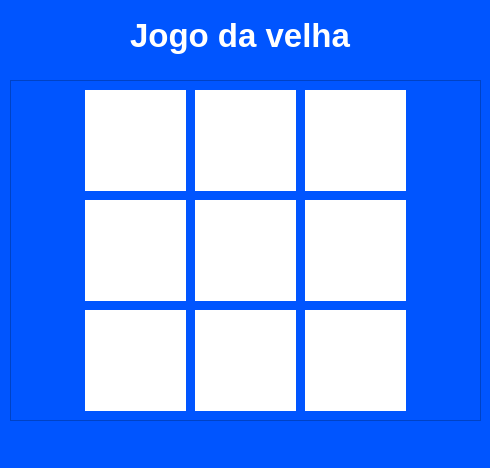
Old version of the form template.ui in the repository MuzNocci/Tic-Tac-Toe_PBL.
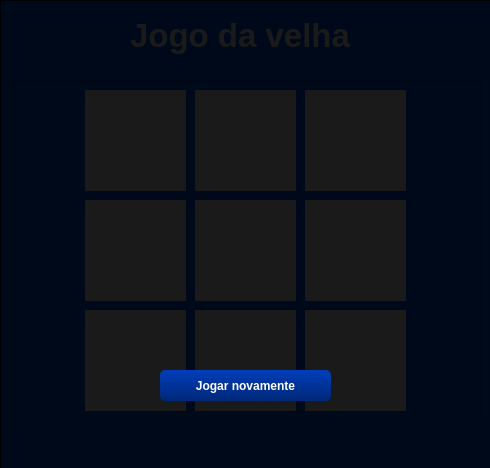
New version of the form.

```diff
--- a/template.ui
+++ b/template.ui
@@ -305,7 +305,7 @@
       </rect>
      </property>
      <property name="styleSheet">
-      <string notr="true">QPushButton{background-color:#FFFFFF; border:0px; font-size:72pt; font-weight:bold; text-align:center;color:#000000;line-height:101px;padding:20px;}</string>
+      <string notr="true">QPushButton{background-color:#FFFFFF; border:0px; font-size:72pt; font-weight:bold; text-align:center;color:#000000;line-height:101px;padding:10px;}</string>
      </property>
      <property name="text">
       <string/>
@@ -334,7 +334,7 @@
       <bool>false</bool>
      </property>
      <property name="styleSheet">
-      <string notr="true">QPushButton{background-color:#FFFFFF; border:0px; font-size:72pt; font-weight:bold; text-align:center;color:#000000;line-height:101px;padding:20px;}</string>
+      <string notr="true">QPushButton{background-color:#FFFFFF; border:0px; font-size:72pt; font-weight:bold; text-align:center;color:#000000;line-height:101px;padding:10px;}</string>
      </property>
      <property name="text">
       <string/>
@@ -350,7 +350,7 @@
       </rect>
      </property>
      <property name="styleSheet">
-      <string notr="true">QPushButton{background-color:#FFFFFF; border:0px; font-size:72pt; font-weight:bold; text-align:center;color:#000000;line-height:101px;padding:20px;}</string>
+      <string notr="true">QPushButton{background-color:#FFFFFF; border:0px; font-size:72pt; font-weight:bold; text-align:center;color:#000000;line-height:101px;padding:10px;}</string>
      </property>
      <property name="text">
       <string/>
@@ -379,7 +379,7 @@
       <bool>false</bool>
      </property>
      <property name="styleSheet">
-      <string notr="true">QPushButton{background-color:#FFFFFF; border:0px; font-size:72pt; font-weight:bold; text-align:center;color:#000000;line-height:101px;padding:20px;}</string>
+      <string notr="true">QPushButton{background-color:#FFFFFF; border:0px; font-size:72pt; font-weight:bold; text-align:center;color:#000000;line-height:101px;padding:10px;}</string>
      </property>
      <property name="text">
       <string/>
@@ -395,7 +395,7 @@
       </rect>
      </property>
      <property name="styleSheet">
-      <string notr="true">QPushButton{background-color:#FFFFFF; border:0px; font-size:72pt; font-weight:bold; text-align:center;color:#000000;line-height:101px;padding:20px;}</string>
+      <string notr="true">QPushButton{background-color:#FFFFFF; border:0px; font-size:72pt; font-weight:bold; text-align:center;color:#000000;line-height:101px;padding:10px;}</string>
      </property>
      <property name="text">
       <string/>
@@ -411,7 +411,7 @@
       </rect>
      </property>
      <property name="styleSheet">
-      <string notr="true">QPushButton{background-color:#FFFFFF; border:0px; font-size:72pt; font-weight:bold; text-align:center;color:#000000;line-height:101px;padding:20px;}</string>
+      <string notr="true">QPushButton{background-color:#FFFFFF; border:0px; font-size:72pt; font-weight:bold; text-align:center;color:#000000;line-height:101px;padding:10px;}</string>
      </property>
      <property name="text">
       <string/>
@@ -427,7 +427,7 @@
       </rect>
      </property>
      <property name="styleSheet">
-      <string notr="true">QPushButton{background-color:#FFFFFF; border:0px; font-size:72pt; font-weight:bold; text-align:center;color:#000000;line-height:101px;padding:20px;}</string>
+      <string notr="true">QPushButton{background-color:#FFFFFF; border:0px; font-size:72pt; font-weight:bold; text-align:center;color:#000000;line-height:101px;padding:10px;}</string>
      </property>
      <property name="text">
       <string/>
@@ -443,7 +443,7 @@
       </rect>
      </property>
      <property name="styleSheet">
-      <string notr="true">QPushButton{background-color:#FFFFFF; border:0px; font-size:72pt; font-weight:bold; text-align:center;color:#000000;line-height:101px;padding:20px;}</string>
+      <string notr="true">QPushButton{background-color:#FFFFFF; border:0px; font-size:72pt; font-weight:bold; text-align:center;color:#000000;line-height:101px;padding:10px;}</string>
      </property>
      <property name="text">
       <string/>
@@ -472,7 +472,7 @@
       <bool>false</bool>
      </property>
      <property name="styleSheet">
-      <string notr="true">QPushButton{background-color:#FFFFFF; border:0px; font-size:72pt; font-weight:bold; text-align:center;color:#000000;line-height:101px;padding:20px;}</string>
+      <string notr="true">QPushButton{background-color:#FFFFFF; border:0px; font-size:72pt; font-weight:bold; text-align:center;color:#000000;line-height:101px;padding:10px;}</string>
      </property>
      <property name="text">
       <string/>
@@ -508,6 +508,66 @@
      <set>Qt::AlignCenter</set>
     </property>
    </widget>
+   <widget class="QFrame" name="framewin">
+    <property name="enabled">
+     <bool>true</bool>
+    </property>
+    <property name="geometry">
+     <rect>
+      <x>0</x>
+      <y>0</y>
+      <width>491</width>
+      <height>471</height>
+     </rect>
+    </property>
+    <property name="styleSheet">
+     <string notr="true">QFrame{background:rgba(0, 0, 0,90%);}</string>
+    </property>
+    <property name="frameShape">
+     <enum>QFrame::StyledPanel</enum>
+    </property>
+    <property name="frameShadow">
+     <enum>QFrame::Raised</enum>
+    </property>
+    <widget class="QLabel" name="labelwin">
+     <property name="geometry">
+      <rect>
+       <x>40</x>
+       <y>160</y>
+       <width>411</width>
+       <height>131</height>
+      </rect>
+     </property>
+     <property name="styleSheet">
+      <string notr="true">QLabel{background:RGBA(0,0,0,0%);color:rgb(255, 255, 0);font-size:40px;text-align:center;}</string>
+     </property>
+     <property name="text">
+      <string/>
+     </property>
+     <property name="alignment">
+      <set>Qt::AlignCenter</set>
+     </property>
+    </widget>
+    <widget class="QPushButton" name="pushButtonwin">
+     <property name="enabled">
+      <bool>true</bool>
+     </property>
+     <property name="geometry">
+      <rect>
+       <x>160</x>
+       <y>370</y>
+       <width>171</width>
+       <height>31</height>
+      </rect>
+     </property>
+     <property name="styleSheet">
+      <string notr="true">QPushButton{background-color:qlineargradient(spread:pad, x1:1, y1:1, x2:1, y2:0, stop:0 rgb(0, 40, 120), stop:1 rgb(0, 62, 186));border:0px; border-radius:5px;font-weight:bold;} QPushButton:hover{background-color:qlineargradient(spread:pad, x1:1, y1:1, x2:1, y2:0, stop:0 rgb(0, 22, 86), stop:1 rgb(0, 40, 120));}</string>
+     </property>
+     <property name="text">
+      <string>Jogar novamente</string>
+     </property>
+    </widget>
+   </widget>
   </widget>
  </widget>
  <resources/>
```
